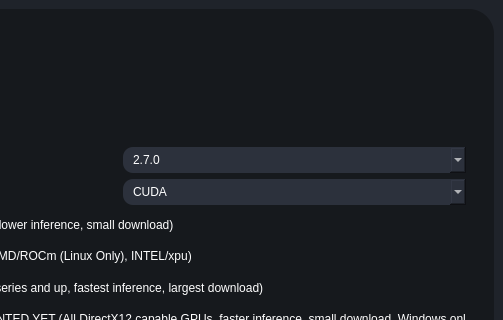
gokulmc/enhance_crop, file testRVEInterface.ui: the form before one commit; both pictures show x 370 to 873 and y 0 to 320 of the 873 by 562 pixel window.
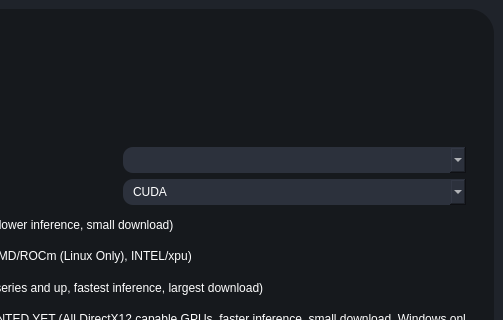
The form after the commit. The open tabs and pages were chosen to show the change. Icons and pictures are not drawn.

What changed in the file:
```diff
--- a/testRVEInterface.ui
+++ b/testRVEInterface.ui
@@ -4922,11 +4922,6 @@
                     <layout class="QGridLayout" name="gridLayout_9">
                      <item row="0" column="2">
                       <widget class="QComboBox" name="pytorch_version">
-                       <item>
-                        <property name="text">
-                         <string>2.7.0</string>
-                        </property>
-                       </item>
                       </widget>
                      </item>
                      <item row="0" column="1">
```
